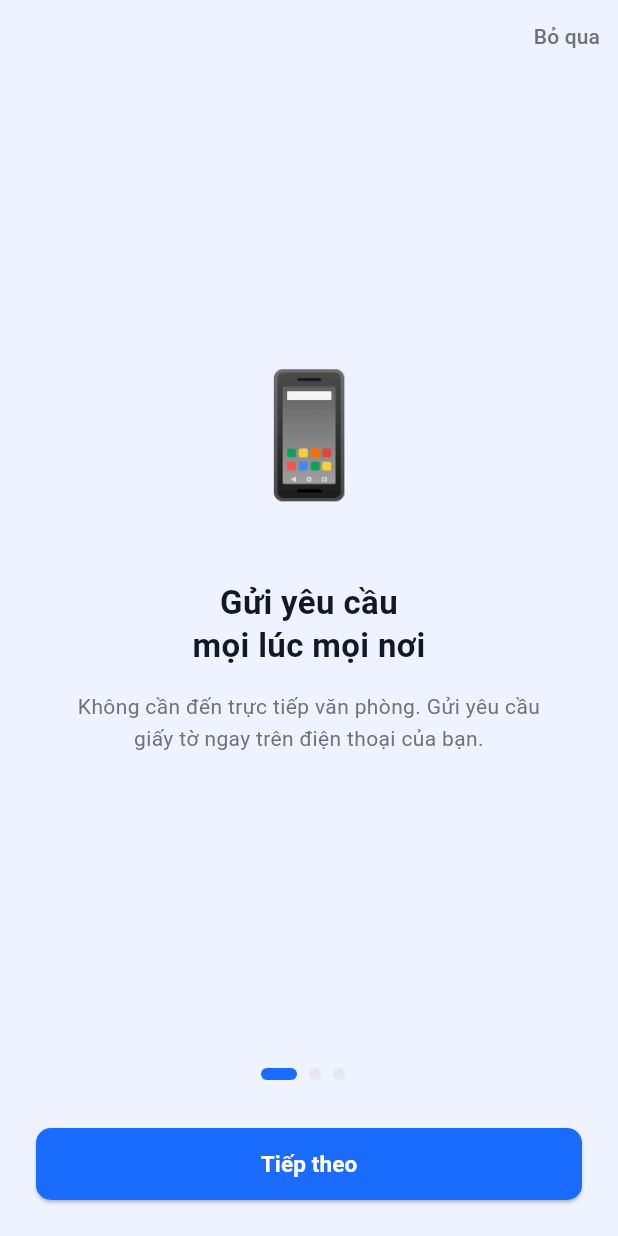
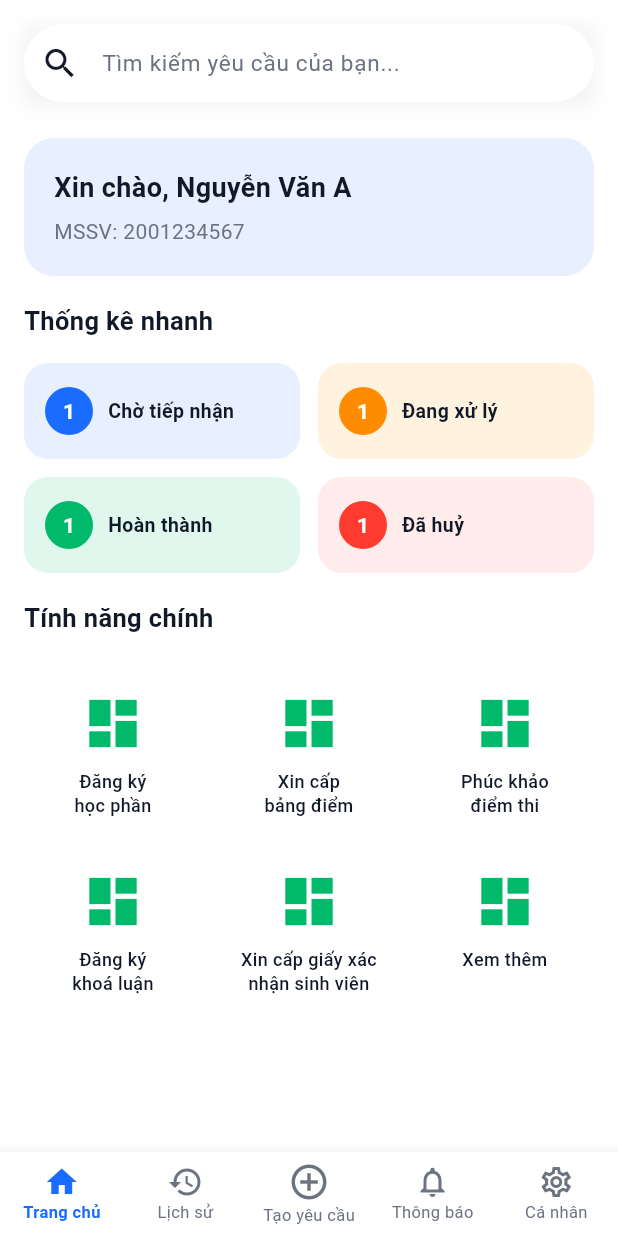
Before and after one commit to NThien315/huit-student-request-app, a Flutter app: the screen it shows after launch, on a phone screen of 412 x 824 dp. Run offline on Flutter 3.47's test engine with Material 3 defaults, Android fonts, the phone set to English and light mode, and no system bars; our stand-ins replace shared_preferences; Roboto replaces fonts that are missing (BeVietnamPro).

Commit message:
Thêm UI Home Sinh viên
Co-authored-by: Copilot <copilot@github.com>

```diff
--- a/lib/main.dart
+++ b/lib/main.dart
@@ -1,6 +1,7 @@
 import 'package:flutter/material.dart';
+import 'package:huit_student_request_app/ui/screens/student/home_screen.dart';
+import 'package:huit_student_request_app/ui/screens/student/main_navigation.dart';
 import 'core/theme.dart';
-import 'ui/screens/auth/login_screen.dart';
 import 'ui/screens/auth/splash_screen.dart';
 
 void main() {
@@ -16,8 +17,8 @@ class MyApp extends StatelessWidget {
       title: 'HDPE Student Request',
       debugShowCheckedModeBanner: false, // Tắt chữ DEBUG góc phải
       theme: AppTheme.lightTheme, // Gọi theme đã thiết lập ở Bước 1
-      home: const SplashScreen(),
-      //home: const LoginScreen(), // Mở thẳng màn hình Đăng nhập
+      // home: const SplashScreen(),
+      home: const MainNavigation(),
     );
   }
 }
--- a/lib/ui/screens/auth/splash_screen.dart
+++ b/lib/ui/screens/auth/splash_screen.dart
@@ -1,6 +1,5 @@
 import 'package:flutter/material.dart';
 import 'package:shared_preferences/shared_preferences.dart'; // Import thư viện
-import '../../../core/theme.dart';
 import 'onboarding_screen.dart';
 import 'login_screen.dart';
 
--- /dev/null
+++ b/lib/ui/screens/student/home_screen.dart
@@ -0,0 +1,245 @@
+import 'package:flutter/material.dart';
+import 'package:huit_student_request_app/ui/screens/student/search_screen.dart';
+import '../../../core/theme.dart';
+
+class HomeScreen extends StatelessWidget {
+  const HomeScreen({super.key});
+
+  @override
+  Widget build(BuildContext context) {
+    return SafeArea(
+      child: SingleChildScrollView(
+        padding: const EdgeInsets.all(16.0),
+        child: Column(
+          crossAxisAlignment: CrossAxisAlignment.start,
+          children: [
+            // 1. Ô tìm kiếm (Bo góc tròn dạng viên thuốc)
+            Container(
+              decoration: BoxDecoration(
+                boxShadow: [
+                  BoxShadow(
+                    color: Colors.black.withOpacity(0.05),
+                    blurRadius: 10,
+                    offset: const Offset(0, 2),
+                  ),
+                ],
+              ),
+              child: TextField(
+                readOnly: true, // QUAN TRỌNG: Ngăn bật bàn phím ở trang chủ
+                onTap: () {
+                  // Chuyển sang màn hình tìm kiếm khi bấm vào
+                  Navigator.push(
+                    context,
+                    MaterialPageRoute(builder: (context) => const SearchScreen()),
+                  );
+                },
+                decoration: InputDecoration(
+                  hintText: 'Tìm kiếm yêu cầu của bạn...',
+                  hintStyle: const TextStyle(color: AppColors.gray500, fontSize: 15),
+                  prefixIcon: const Icon(Icons.search, color: AppColors.gray900, size: 26),
+                  filled: true,
+                  fillColor: AppColors.white,
+                  contentPadding: const EdgeInsets.symmetric(vertical: 14),
+                  border: OutlineInputBorder(
+                    borderRadius: BorderRadius.circular(30),
+                    borderSide: BorderSide.none,
+                  ),
+                ),
+              ),
+            ),
+            const SizedBox(height: 24),
+
+            // 2. Thẻ Welcome
+            Container(
+              width: double.infinity,
+              padding: const EdgeInsets.all(20),
+              decoration: BoxDecoration(
+                color: AppColors.lightSV,
+                borderRadius: BorderRadius.circular(20), // Bo góc
+              ),
+              child: const Column(
+                crossAxisAlignment: CrossAxisAlignment.start,
+                children: [
+                  Text(
+                    'Xin chào, Nguyễn Văn A',
+                    style: TextStyle(fontSize: 18, fontWeight: FontWeight.bold, color: AppColors.gray900),
+                  ),
+                  SizedBox(height: 6),
+                  Text(
+                    'MSSV: 2001234567',
+                    style: TextStyle(fontSize: 14, color: AppColors.gray500),
+                  ),
+                ],
+              ),
+            ),
+            const SizedBox(height: 18),
+
+            // 3. Thống kê nhanh
+            const Text(
+              'Thống kê nhanh',
+              style: TextStyle(fontSize: 17, fontWeight: FontWeight.bold, color: AppColors.gray900),
+            ),
+            const SizedBox(height: 16),
+            Column(
+              children: [
+                Row(
+                  children: [
+                    _buildStatCard('Chờ tiếp nhận', 1, AppColors.lightSV, AppColors.primarySV),
+                    const SizedBox(width: 12),
+                    _buildStatCard('Đang xử lý', 1, AppColors.warningLight, AppColors.warning),
+                  ],
+                ),
+                const SizedBox(height: 12),
+                Row(
+                  children: [
+                    _buildStatCard('Hoàn thành', 1, AppColors.successLight, AppColors.success),
+                    const SizedBox(width: 12),
+                    _buildStatCard('Đã huỷ', 1, AppColors.dangerLight, AppColors.danger),
+                  ],
+                ),
+              ],
+            ),
+            const SizedBox(height: 18),
+
+            // 4. Tính năng chính
+            const Text(
+              'Tính năng chính',
+              style: TextStyle(fontSize: 17, fontWeight: FontWeight.bold, color: AppColors.gray900),
+            ),
+            const SizedBox(height: 20),
+            GridView.count(
+              crossAxisCount: 3, // Số cột
+              shrinkWrap: true,
+              physics: const NeverScrollableScrollPhysics(),
+              mainAxisSpacing: 0,
+              crossAxisSpacing: 12,
+              childAspectRatio: 1,
+              children: [
+                _buildFeatureItem(
+                  'assets/icons/ic_bang_diem.png', // Đường dẫn ảnh của bạn sau này
+                  AppColors.success,
+                  'Đăng ký\nhọc phần',
+                  () {
+                    print("Đã bấm vào Đăng ký học phần");
+                    // TODO: Chuyển sang màn hình form tạo đơn đăng ký học phần
+                  }
+                ),
+                _buildFeatureItem(
+                  'assets/icons/ic_bang_diem.png', // Đường dẫn ảnh của bạn sau này
+                  AppColors.success,
+                  'Xin cấp\nbảng điểm',
+                  () {
+                    print("Đã bấm vào Xin cấp bảng điểm");
+                    // TODO: Chuyển sang màn hình form tạo đơn xin bảng điểm
+                  }
+                ),
+                _buildFeatureItem(
+                  'assets/icons/ic_bang_diem.png', // Đường dẫn ảnh của bạn sau này
+                  AppColors.success,
+                  'Phúc khảo\nđiểm thi',
+                  () {
+                    print("Đã bấm vào Phúc khảo điểm thi");
+                    // TODO: Chuyển sang màn hình form tạo đơn phúc khảo điểm thi
+                  }
+                ),
+                _buildFeatureItem(
+                  'assets/icons/ic_bang_diem.png', // Đường dẫn ảnh của bạn sau này
+                  AppColors.success,
+                  'Đăng ký\nkhoá luận',
+                  () {
+                    print("Đã bấm vào Đăng ký khoá luận");
+                    // TODO: Chuyển sang màn hình form tạo đơn đăng ký khoá luận
+                  }
+                ),
+                _buildFeatureItem(
+                  'assets/icons/ic_bang_diem.png', // Đường dẫn ảnh của bạn sau này
+                  AppColors.success,
+                  'Xin cấp giấy xác\nnhận sinh viên',
+                  () {
+                    print("Đã bấm vào Xin cấp giấy xác nhận sinh viên");
+                    // TODO: Chuyển sang màn hình form tạo đơn xin giấy xác nhận sinh viên
+                  }
+                ),
+                _buildFeatureItem(
+                  'assets/icons/ic_bang_diem.png', // Đường dẫn ảnh của bạn sau này
+                  AppColors.success,
+                  'Xem thêm\n',
+                  () {
+                    print("Đã bấm vào Xem thêm");
+                    // TODO: Chuyển sang màn hình form tạo đơn xem thêm
+                  }
+                ),
+              ],
+            ),
+          ],
+        ),
+      ),
+    );
+  }
+
+  // Hàm hỗ trợ vẽ Thẻ thống kê (Hình tròn cho số đếm)
+  Widget _buildStatCard(String title, int count, Color bgColor, Color mainColor) {
+    return Expanded(
+      child: Container(
+        padding: const EdgeInsets.symmetric(horizontal: 14, vertical: 16),
+        decoration: BoxDecoration(
+          color: bgColor,
+          borderRadius: BorderRadius.circular(16), // Bo góc
+        ),
+        child: Row(
+          children: [
+            Container(
+              width: 32,
+              height: 32,
+              alignment: Alignment.center,
+              decoration: BoxDecoration(
+                color: mainColor,
+                shape: BoxShape.circle, // Đổi thành hình tròn
+              ),
+              child: Text(
+                '$count',
+                style: const TextStyle(color: Colors.white, fontWeight: FontWeight.bold, fontSize: 14),
+              ),
+            ),
+            const SizedBox(width: 10),
+            Expanded(
+              child: Text(
+                title,
+                style: const TextStyle(color: AppColors.gray900, fontWeight: FontWeight.bold, fontSize: 13),
+              ),
+            ),
+          ],
+        ),
+      ),
+    );
+  }
+
+  // Hàm hỗ trợ vẽ Icon Tính năng (Đã thêm InkWell và đổi sang dùng ảnh Asset)
+  Widget _buildFeatureItem(String assetPath, Color color, String title, VoidCallback onTap) {
+    return Material(
+      color: Colors.transparent, // Phải có Material để InkWell hiển thị hiệu ứng
+      child: InkWell(
+        onTap: onTap, // Hành động khi bấm vào
+        borderRadius: BorderRadius.circular(12),
+        child: Column(
+          mainAxisSize: MainAxisSize.min,
+          mainAxisAlignment: MainAxisAlignment.center,
+          children: [
+            // DÙNG ẢNH FIGMA CỦA BẠN Ở ĐÂY
+            // Image.asset(assetPath, width: 42, height: 42),
+
+            // Tạm thời mình vẫn để Icon mặc định để app bạn không bị lỗi khi chưa có ảnh
+            Icon(Icons.dashboard, color: color, size: 42),
+
+            const SizedBox(height: 10),
+            Text(
+              title,
+              textAlign: TextAlign.center,
+              style: const TextStyle(fontSize: 12, color: AppColors.gray900, height: 1.3, fontWeight: FontWeight.w500),
+            ),
+          ],
+        ),
+      ),
+    );
+  }
+}
--- /dev/null
+++ b/lib/ui/screens/student/main_navigation.dart
@@ -0,0 +1,54 @@
+import 'package:flutter/material.dart';
+import '../../../core/theme.dart';
+import 'home_screen.dart';
+
+class MainNavigation extends StatefulWidget {
+  const MainNavigation({super.key});
+
+  @override
+  State<MainNavigation> createState() => _MainNavigationState();
+}
+
+class _MainNavigationState extends State<MainNavigation> {
+  int _selectedIndex = 0;
+
+  // Danh sách 5 màn hình
+  final List<Widget> _screens = [
+    const HomeScreen(), // Tab 0: Trang chủ giao diện thật
+    const Center(child: Text('⏳ Màn hình Lịch sử')), // Tab 1
+    const Center(child: Text('➕ Màn hình Tạo yêu cầu mới')), // Tab 2
+    const Center(child: Text('🔔 Màn hình Thông báo')), // Tab 3
+    const Center(child: Text('👤 Màn hình Cá nhân')), // Tab 4
+  ];
+
+  void _onItemTapped(int index) {
+    setState(() {
+      _selectedIndex = index;
+    });
+  }
+
+  @override
+  Widget build(BuildContext context) {
+    return Scaffold(
+      backgroundColor: const Color.fromARGB(255, 255, 255, 255),
+      body: _screens[_selectedIndex],
+      bottomNavigationBar: BottomNavigationBar(
+        currentIndex: _selectedIndex,
+        onTap: _onItemTapped,
+        type: BottomNavigationBarType.fixed,
+        backgroundColor: AppColors.white,
+        selectedItemColor: AppColors.primarySV,
+        unselectedItemColor: AppColors.gray500,
+        selectedLabelStyle: const TextStyle(fontWeight: FontWeight.bold, fontSize: 11),
+        unselectedLabelStyle: const TextStyle(fontWeight: FontWeight.normal, fontSize: 11),
+        items: const [
+          BottomNavigationBarItem(icon: Icon(Icons.home_outlined), activeIcon: Icon(Icons.home), label: 'Trang chủ'),
+          BottomNavigationBarItem(icon: Icon(Icons.history_outlined), activeIcon: Icon(Icons.history), label: 'Lịch sử'),
+          BottomNavigationBarItem(icon: Icon(Icons.add_circle_outline, size: 28), activeIcon: Icon(Icons.add_circle, size: 28), label: 'Tạo yêu cầu'),
+          BottomNavigationBarItem(icon: Icon(Icons.notifications_none_outlined), activeIcon: Icon(Icons.notifications), label: 'Thông báo'),
+          BottomNavigationBarItem(icon: Icon(Icons.settings_outlined), activeIcon: Icon(Icons.settings), label: 'Cá nhân'), // Dùng icon Răng cưa giống thiết kế
+        ],
+      ),
+    );
+  }
+}
--- /dev/null
+++ b/lib/ui/screens/student/search_screen.dart
@@ -0,0 +1,86 @@
+import 'package:flutter/material.dart';
+import '../../../core/theme.dart';
+
+class SearchScreen extends StatefulWidget {
+  const SearchScreen({super.key});
+
+  @override
+  State<SearchScreen> createState() => _SearchScreenState();
+}
+
+class _SearchScreenState extends State<SearchScreen> {
+  final TextEditingController _searchController = TextEditingController();
+
+  @override
+  Widget build(BuildContext context) {
+    return Scaffold(
+      backgroundColor: AppColors.white,
+      appBar: AppBar(
+        backgroundColor: AppColors.white,
+        elevation: 0,
+        leading: const BackButton(color: AppColors.primarySV), // Nút quay lại màu xanh
+        titleSpacing: 0,
+        title: Padding(
+          padding: const EdgeInsets.only(right: 16.0),
+          child: TextField(
+            controller: _searchController,
+            autofocus: true, // QUAN TRỌNG: Tự động bật bàn phím ngay khi vào trang
+            decoration: InputDecoration(
+              hintText: 'Tìm kiếm yêu cầu...',
+              hintStyle: const TextStyle(color: AppColors.gray500, fontSize: 15),
+              prefixIcon: const Icon(Icons.search, color: AppColors.gray900),
+              suffixIcon: IconButton(
+                icon: const Icon(Icons.close, color: AppColors.gray500, size: 20),
+                onPressed: () => _searchController.clear(), // Bấm X để xóa text
+              ),
+              filled: true,
+              fillColor: AppColors.gray100, // Nền xám nhạt như thiết kế
+              contentPadding: const EdgeInsets.symmetric(vertical: 0),
+              border: OutlineInputBorder(
+                borderRadius: BorderRadius.circular(30),
+                borderSide: BorderSide.none,
+              ),
+            ),
+          ),
+        ),
+      ),
+      body: Padding(
+        padding: const EdgeInsets.all(20.0),
+        child: Column(
+          crossAxisAlignment: CrossAxisAlignment.start,
+          children: [
+            const Text(
+              'TÌM KIẾM GẦN ĐÂY',
+              style: TextStyle(
+                fontSize: 12,
+                fontWeight: FontWeight.bold,
+                color: AppColors.gray500,
+              ),
+            ),
+            const SizedBox(height: 16),
+            // Danh sách lịch sử
+            _buildHistoryItem('xin vay vốn'),
+            _buildHistoryItem('đơn phúc khảo'),
+          ],
+        ),
+      ),
+    );
+  }
+
+  // Hàm vẽ từng dòng lịch sử
+  Widget _buildHistoryItem(String title) {
+    return Padding(
+      padding: const EdgeInsets.only(bottom: 20.0),
+      child: Row(
+        mainAxisAlignment: MainAxisAlignment.spaceBetween,
+        children: [
+          Text(
+            title,
+            style: const TextStyle(fontSize: 15, color: AppColors.gray900),
+          ),
+          const Icon(Icons.cancel, color: AppColors.gray500, size: 18),
+        ],
+      ),
+    );
+  }
+}
```
Also changed, not shown: 1 other file.
